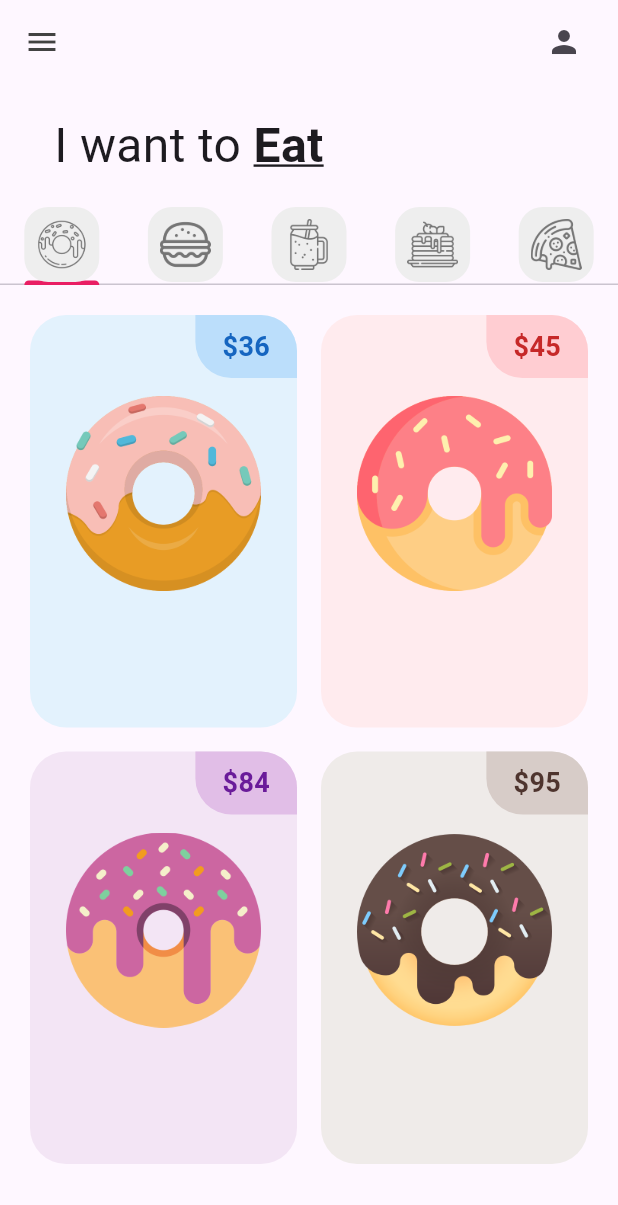
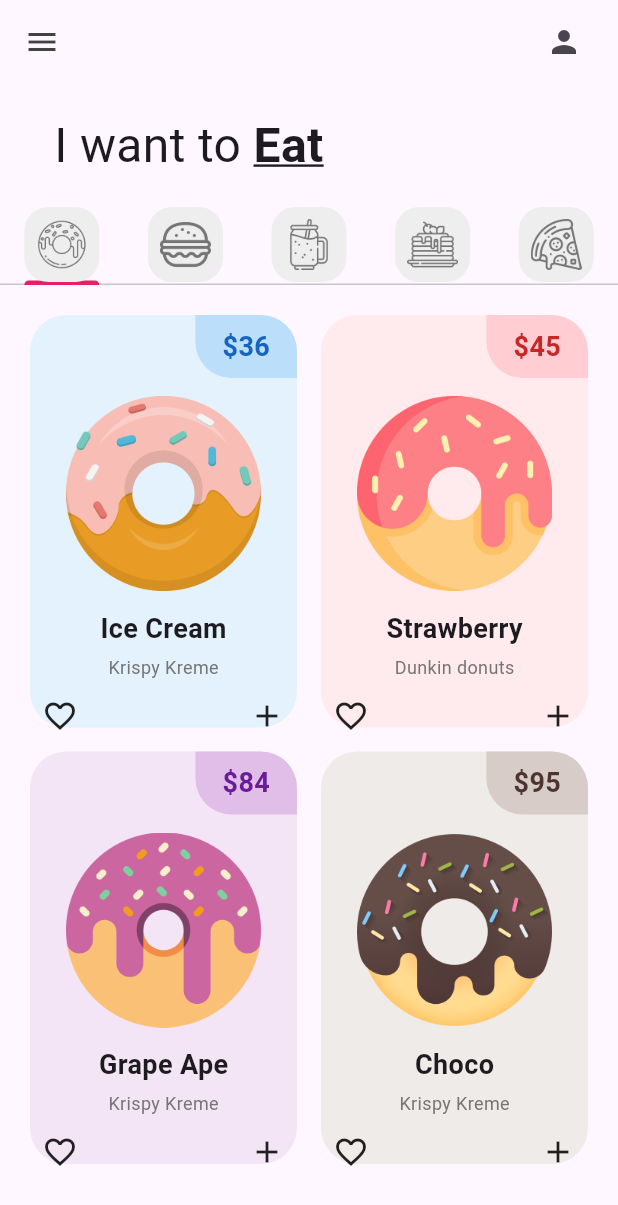
Before and after one commit to BettaLR/flutter_application_1, a Flutter app: the screen it shows after launch, on a phone screen of 412 x 824 dp. Shown: the top 1205 px of the screen. Run offline on Flutter 3.47's test engine with Material 3 defaults, Android fonts, the phone set to English and light mode, and no system bars.

Commit message:
DonutTile Finished

```diff
--- a/lib/tabs/donut_tab.dart
+++ b/lib/tabs/donut_tab.dart
@@ -4,11 +4,35 @@ import 'package:flutter/material.dart';
 class DonutTab extends StatelessWidget {
   //Lista de donas
   final List donutsOnSale = [
-    // [ donutFlavor, donutPrice, donutColor, imageName ]
-    ["Ice Cream", "36", Colors.blue, "lib/images/icecream_donut.png"],
-    ["Strawberry", "45", Colors.red, "lib/images/strawberry_donut.png"],
-    ["Grape Ape", "84", Colors.purple, "lib/images/grape_donut.png"],
-    ["Choco", "95", Colors.brown, "lib/images/chocolate_donut.png"],
+    // [ donutFlavor,donut store, donutPrice, donutColor, imageName ]
+    [
+      "Ice Cream",
+      "Krispy Kreme",
+      "36",
+      Colors.blue,
+      "lib/images/icecream_donut.png"
+    ],
+    [
+      "Strawberry",
+      "Dunkin donuts",
+      "45",
+      Colors.red,
+      "lib/images/strawberry_donut.png"
+    ],
+    [
+      "Grape Ape",
+      "Krispy Kreme",
+      "84",
+      Colors.purple,
+      "lib/images/grape_donut.png"
+    ],
+    [
+      "Choco",
+      "Krispy Kreme",
+      "95",
+      Colors.brown,
+      "lib/images/chocolate_donut.png"
+    ],
   ];
   DonutTab({super.key});
 
@@ -28,9 +52,10 @@ class DonutTab extends StatelessWidget {
           //Elemento individual de la cuadrícula
           return DonutTile(
             donutFlavor: donutsOnSale[index][0],
-            donutPrice: donutsOnSale[index][1],
-            donutColor: donutsOnSale[index][2],
-            imageName: donutsOnSale[index][3],
+            donutStore: donutsOnSale[index][1],
+            donutPrice: donutsOnSale[index][2],
+            donutColor: donutsOnSale[index][3],
+            imageName: donutsOnSale[index][4],
           );
         });
   }
--- a/lib/utils/donut_tile.dart
+++ b/lib/utils/donut_tile.dart
@@ -2,6 +2,7 @@ import 'package:flutter/material.dart';
 
 class DonutTile extends StatelessWidget {
   final String donutFlavor;
+  final String donutStore;
   final String donutPrice;
   final dynamic
       donutColor; //dynamic porque será de tipo Color y también usará []
@@ -10,6 +11,7 @@ class DonutTile extends StatelessWidget {
   const DonutTile({
     super.key,
     required this.donutFlavor,
+    required this.donutStore,
     required this.donutPrice,
     required this.donutColor,
     required this.imageName,
@@ -45,14 +47,40 @@ class DonutTile extends StatelessWidget {
                 )
               ],
             ),
+
             //Donut Picture
             Padding(
               padding:
                   const EdgeInsets.symmetric(horizontal: 24.0, vertical: 12),
               child: Image.asset(imageName),
-            )
+            ),
 
             //Donut Flavor
+            Text(donutFlavor,
+                style: TextStyle(fontWeight: FontWeight.bold, fontSize: 18)),
+            //Espacio entre textos
+            const SizedBox(height: 4),
+
+            //Donut Store
+            Text(donutStore,
+                style: TextStyle(
+                    fontWeight: FontWeight.normal,
+                    fontSize: 12,
+                    color: Colors.grey[600])),
+            //Espacio entre textos
+            const SizedBox(height: 4),
+
+            //Corazon abajo a la izquierda y un carrito de compras a la derecha
+            Padding(
+              padding: const EdgeInsets.all(8.0),
+              child: Row(
+                mainAxisAlignment: MainAxisAlignment.spaceBetween, //Alineación
+                children: [
+                  Icon(Icons.favorite_border),
+                  Icon(Icons.add),
+                ],
+              ),
+            )
 
             //Love icon + add buton
           ],
```
Also changed, not shown: lib/main.dart (line endings or trailing spaces).
